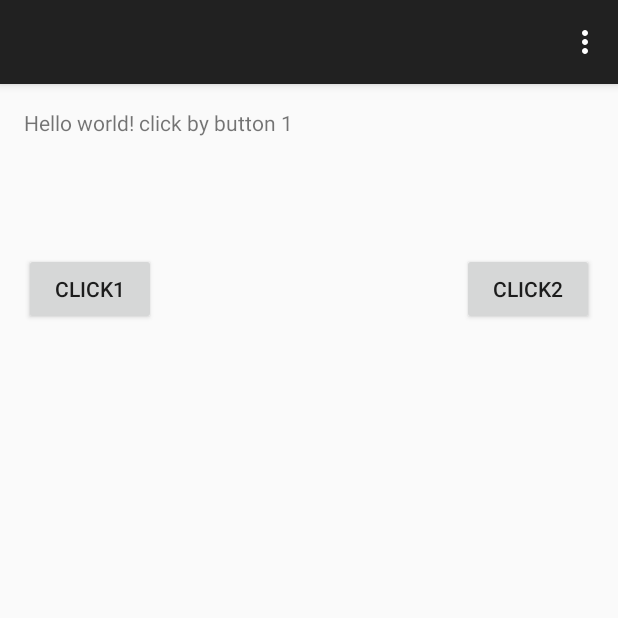
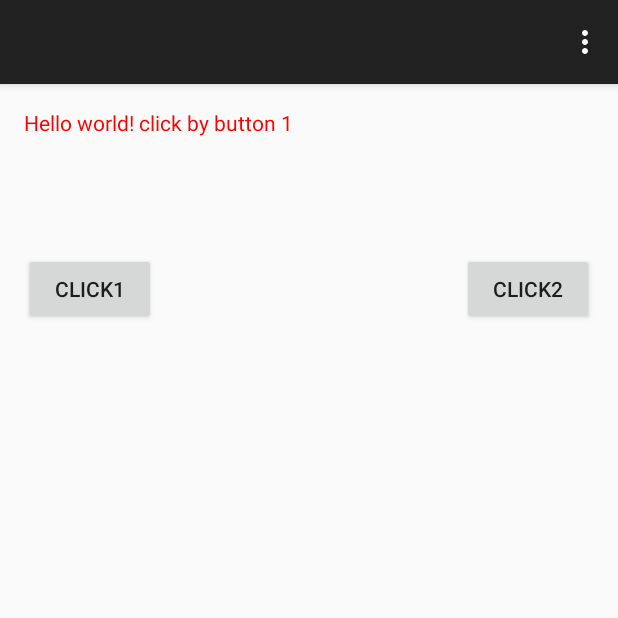
Before and after one commit to ybdesire/android_dev_learn, an Android app: the MainActivity screen opened directly, with no data from a screen before it, after a tap on "CLICK1", on a phone screen of 412 x 824 dp, the top half of it. Run offline under Robolectric (Android 15) with nearby library versions, the phone set to English and light mode, and no system bars.

Commit message:
Set color by code.

```diff
--- a/HelloWorld/app/src/main/java/com/example/biny/helloworld/MainActivity.java
+++ b/HelloWorld/app/src/main/java/com/example/biny/helloworld/MainActivity.java
@@ -1,5 +1,6 @@
 package com.example.biny.helloworld;
 
+import android.graphics.Color;
 import android.support.v7.app.ActionBarActivity;
 import android.os.Bundle;
 import android.view.Menu;
@@ -53,6 +54,7 @@ public class MainActivity extends ActionBarActivity {
     public void btn1ClickEvent(View target)//button click event
     {
         TextView view = (TextView)findViewById(R.id.textView);
+        view.setTextColor(Color.RED);
         view.setText("Hello world! click by button 1");
     }
 }
```
